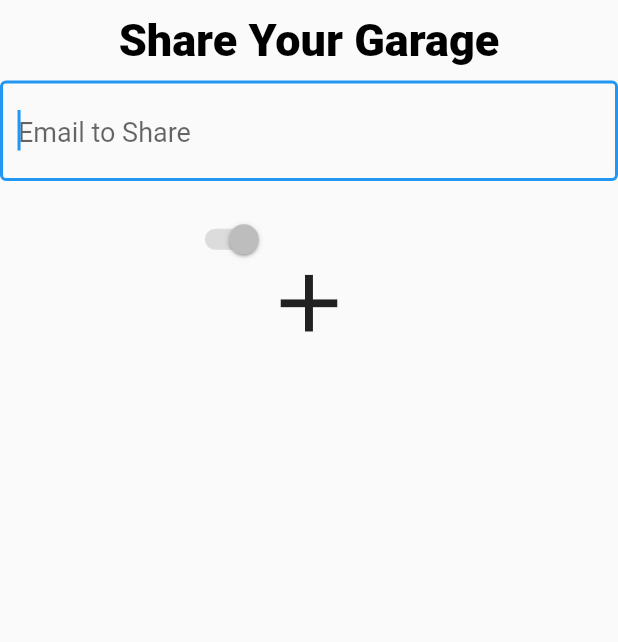
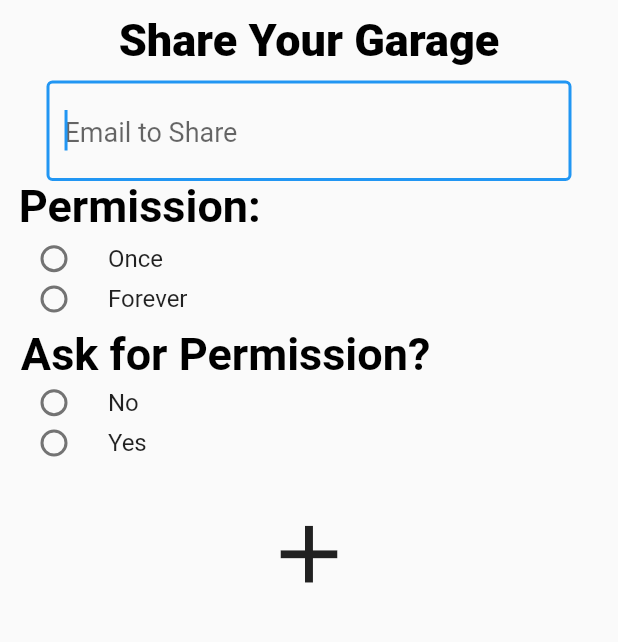
Before and after one commit to tvonsosen/smart-garage, a Flutter app: the SharePage screen opened directly, on a phone screen of 412 x 824 dp, the part 175-817 px from its top. Run offline on Flutter 3.47's test engine with Material 2 defaults, Android fonts, the phone set to English and light mode, and no system bars.

Commit message:
My second commit

```diff
--- a/lib/main.dart
+++ b/lib/main.dart
@@ -2,6 +2,8 @@ import 'package:flutter/material.dart';
 import 'package:flutter/semantics.dart';
 import 'package:smart_garage/screens/homepage.dart';
 import 'package:smart_garage/screens/sharepage.dart';
+import 'package:smart_garage/style/global.dart';
+import 'package:smart_garage/functions/functions.dart';
 
 void main() {
   runApp(MyApp());
@@ -19,11 +21,7 @@ class MyApp extends StatelessWidget {
       home: MyHomePage(title: 'Flutter Demo Home Page'),
     );
   }
-
-
 }
-
-
 
 class MyHomePage extends StatefulWidget {
   MyHomePage({Key key, this.title}) : super(key: key);
@@ -47,14 +45,138 @@ class SharePage extends StatefulWidget {
 }
 
 class _SharePageState extends State<SharePage> {
+  int selectedRadio;
+  int selectedRadio2;
+// ! this is to initialize state, and select selected raido value when radio button is clicked
+  @override
+  void initState() {
+    super.initState();
+    selectedRadio = 0;
+    selectedRadio2 = 0;
+  }
 
-  //* for switch buttons
+  setSelectedRadio(int val) {
+    setState(() {
+      selectedRadio = val;
+    });
+  }
+
+
+
+  setSelectedRadio2(int val) {
+    setState(() {
+      selectedRadio = val;
+    });
+  }
+
   @override
   Widget build(BuildContext context) {
-    return Scaffold(body: theSharePage(context));
+    return Scaffold(
+      body: Container(
+          child: Align(
+        alignment: Alignment.center,
+        child: Stack(
+          children: <Widget>[
+            Align(
+                alignment: Alignment(0, -0.85),
+                child: Text('Garage', style: garageTitle)),
+            // * back button
+            Align(
+              alignment: Alignment(-0.91, -0.85),
+              child: IconButton(
+                  icon: Icon(Icons.arrow_back_ios_sharp),
+                  iconSize: 50,
+                  onPressed: () {
+                    Navigator.pop(context);
+                  }),
+            ),
+            Align(
+                alignment: Alignment(0, -0.68),
+                child: Text('Share Your Garage', style: addButton)),
+            Align(
+              alignment: Alignment(0, -0.55),
+              child: Container(
+                  width: 350,
+                  child: TextField(
+                      autofocus: true,
+                      style: TextStyle(height: 1.5, fontSize: 18),
+                      obscureText: false,
+                      decoration: InputDecoration(
+                        hintText: 'Email to Share',
+                        border: OutlineInputBorder(),
+                      ))),
+            ),
+            Align(
+              alignment: Alignment(0, 0.2),
+              child: IconButton(
+                  icon: Icon(Icons.add),
+                  iconSize: 65,
+                  onPressed: () {
+                    print("Added");
+                  }),
+            ),
+            // * Radio buttons and their titles, permission time period/permission to use
+            Align(
+                alignment: Alignment(-0.9, -0.40),
+                child: Text('Permission:', style: switchButton)),
+            Align(
+              alignment: Alignment(-0.9, -0.32),
+              child: RadioListTile(
+                  value: 1,
+                  groupValue: selectedRadio,
+                  activeColor: Colors.deepPurple,
+                  title: Text("Once"),
+                  onChanged: (val) {
+                    print(val);
+                    setSelectedRadio(val);
+                    //setSelecteedButton(val):
+                  }),
+            ),
+            Align(
+              alignment: Alignment(-0.9, -0.25),
+              child: RadioListTile(
+                value: 2,
+                groupValue: selectedRadio,
+                activeColor: Colors.deepPurple,
+                title: Text("Forever"),
+                onChanged: (val) {
+                  print(val);
+                  setSelectedRadio(val);
+                },
+              ),
+            ),
+            Align(
+                alignment: Alignment(-0.8, -0.15),
+                child: Text('Ask for Permission?', style: switchButton)),
+            Align(
+              alignment: Alignment(-0.9, -0.07),
+              child: RadioListTile(
+                  value: 1,
+                  groupValue: selectedRadio2,
+                  activeColor: Colors.deepPurple,
+                  title: Text("No"),
+                  onChanged: (val) {
+                    print(val);
+                    setSelectedRadio2(val);
+                    //setSelecteedButton(val):
+                  }),
+            ),
+            Align(
+              alignment: Alignment(-0.9, 0),
+              child: RadioListTile(
+                value: 2,
+                groupValue: selectedRadio2,
+                activeColor: Colors.deepPurple,
+                title: Text("Yes"),
+                onChanged: (val) {
+                  print(val);
+                  setSelectedRadio2(val);
+                },
+              ),
+            ),
+          ],
+        ),
+      )),
+    );
   }
 }
-
-Future navigateToSharePage(context) async {
-  Navigator.push(context, MaterialPageRoute(builder: (context) => SharePage()));
-}
--- a/lib/screens/homepage.dart
+++ b/lib/screens/homepage.dart
@@ -26,6 +26,7 @@ homePage(BuildContext context) {
                   changeGarageStatus();
                 }),
           ),
+          // * share button to navigate to share page
           Align(
             alignment: Alignment(0.925, -0.875),
             child: IconButton(
--- a/lib/screens/sharepage.dart
+++ b/lib/screens/sharepage.dart
@@ -1,12 +1,17 @@
 import 'package:flutter/material.dart';
 import 'package:smart_garage/style/global.dart';
 import 'package:smart_garage/functions/functions.dart';
+import 'package:smart_garage/screens/homepage.dart';
 import 'package:smart_garage/main.dart';
 
 import '../style/global.dart';
 import '../style/global.dart';
 
+// ! Share Page on Main.dart now due to difficulties involving radio button
+
 theSharePage(BuildContext context) {
+  int selectedRadio;
+
   return Container(
     child: Align(
       alignment: Alignment.center,
@@ -29,6 +34,8 @@ theSharePage(BuildContext context) {
               child: Text('Share Your Garage', style: addButton)),
           Align(
             alignment: Alignment(0, -0.55),
+            child: Container(
+                width: 350,
                 child: TextField(
                     autofocus: true,
                     style: TextStyle(height: 1.5, fontSize: 18),
@@ -37,8 +44,9 @@ theSharePage(BuildContext context) {
                       hintText: 'Email to Share',
                       border: OutlineInputBorder(),
                     ))),
+          ),
           Align(
-            alignment: Alignment(0, -0.25),
+            alignment: Alignment(0, -0.1),
             child: IconButton(
                 icon: Icon(Icons.add),
                 iconSize: 65,
@@ -46,31 +54,48 @@ theSharePage(BuildContext context) {
                   print("Added");
                 }),
           ),
-
+          // Align(
+          //   alignment: Alignment(-0.9, -0.35),
+          //   child: Switch(
+          //       value: false,
+          //       onChanged: (value) {
+          //         setState(() {
+          //           _value = value;
+          //         });
+          //       }),
+          // ),
+          // Align(
+          //   alignment: Alignment(-0.15, -0.345),
+          //   child: Text('Permisson: Once/Forever', style: switchButton),
+          //   // ! Maybe when checked have it say forever instead of once or change text to specify both
+          // ),
+          // Align(
+          //   alignment: Alignment(-0.9, -0.25),
+          //   child: Switch(
+          //     value: false,
+          //   ),
+          // ),
+          // Align(
+          //   alignment: Alignment(-0.33, -0.245),
+          //   child: Text('Ask for Permission', style: switchButton),
+          //   // ! When checked have it say forever instead of once or change text to specify both
+          // ),
           Align(
-            alignment: Alignment(-0.3, -0.35),
-            child: Switch(
-              value: true,
-
-            ),
-
-
+              alignment: Alignment(-0.9, -0.40),
+              child: Text('Permission', style: switchButton)),
           // Align(
-          //     alignment: Alignment(-0.3, -0.35),
-          //     child: RadioListTile(
-          //         value: 2,
-          //         groupValue: selectedRadioTile,
-          //         subtitle: Text("Once"),
-          //         onChanged: (val) {
-          //           print('Once');
-          //             setSelectedRadioTile(val);
-          //         },
-          //         activeColor: Colors.deepPurple,
-          //         selected: false
-          //         ),
-
-          //         ),
-           ),
+          //   alignment: Alignment(-0.9, -0.35),
+          //   child: RadioListTile(
+          //       value: 1,
+          //       groupValue: selectedRadio,
+          //       activeColor: Colors.deepPurple,
+          //       title: Text("Once"),
+          //       onChanged: (val) {
+          //         print(val)
+          //         setSelectedRadio(val);
+          //         //setSelecteedButton(val):
+          //       }),
+          // ),
         ],
       ),
     ),
--- a/lib/style/global.dart
+++ b/lib/style/global.dart
@@ -25,3 +25,9 @@ TextStyle addButton = TextStyle(
   color: Colors.black,
   fontWeight: FontWeight. w900,
 );
+TextStyle switchButton = TextStyle(
+  fontSize: 30,
+  fontFamily: 'Roboto',
+  color: Colors.black,
+  fontWeight: FontWeight. w700,
+);
```
Lines whose indentation alone changed are shown as unchanged.
